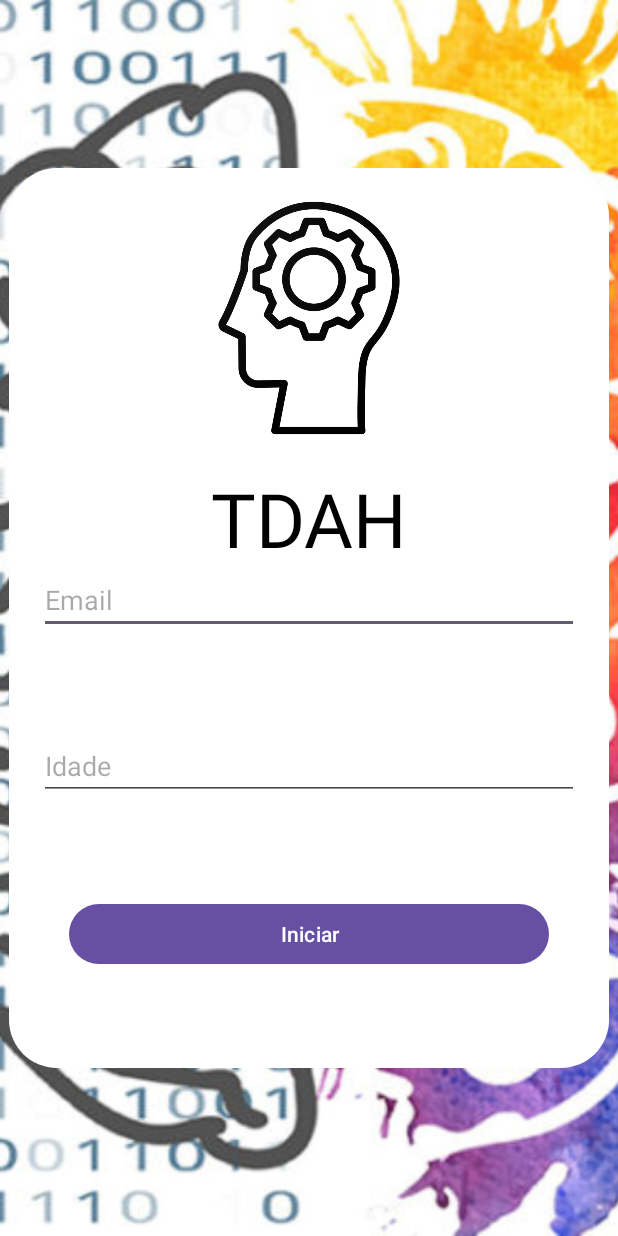
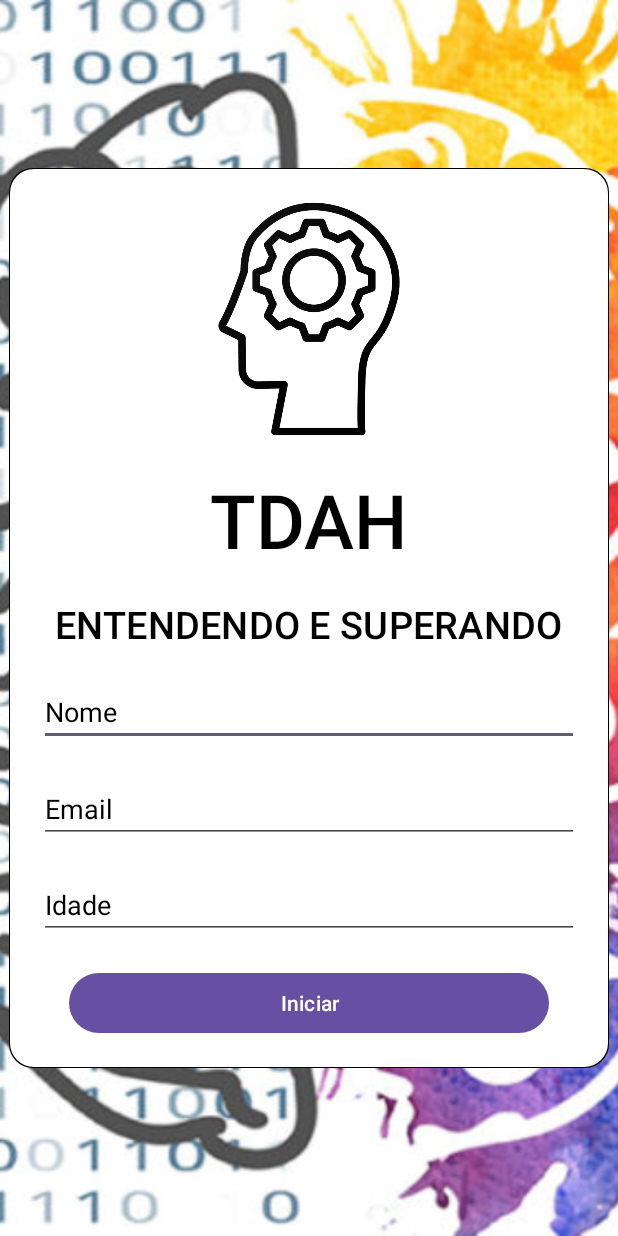
Before and after one commit to WayDougwas/TDAH, an Android app: the screen it shows after launch (MainActivity), on a phone screen of 412 x 824 dp. Run offline under Robolectric (Android 15) with nearby library versions, the phone set to English and light mode, and no system bars.

```diff
--- a/app/src/main/java/com/example/tdah/MainActivity.kt
+++ b/app/src/main/java/com/example/tdah/MainActivity.kt
@@ -1,20 +1,39 @@
 package com.example.tdah
 
+import android.os.Build
 import android.os.Bundle
 import androidx.activity.enableEdgeToEdge
 import androidx.appcompat.app.AppCompatActivity
 import androidx.core.view.ViewCompat
 import androidx.core.view.WindowInsetsCompat
+import android.view.WindowInsetsController;
+import android.view.WindowInsets;
+import androidx.annotation.RequiresApi
+
 
 class MainActivity : AppCompatActivity() {
+    @RequiresApi(Build.VERSION_CODES.R)
     override fun onCreate(savedInstanceState: Bundle?) {
         super.onCreate(savedInstanceState)
         enableEdgeToEdge()
         setContentView(R.layout.activity_main)
+
+        // Configura a visualização para lidar com insets
         ViewCompat.setOnApplyWindowInsetsListener(findViewById(R.id.main)) { v, insets ->
             val systemBars = insets.getInsets(WindowInsetsCompat.Type.systemBars())
             v.setPadding(systemBars.left, systemBars.top, systemBars.right, systemBars.bottom)
             insets
         }
+
+        // Obtém o WindowInsetsController
+        val insetsController = window.insetsController
+
+        if (insetsController != null) {
+            // Oculta as barras de navegação e notificação
+            insetsController.hide(WindowInsets.Type.statusBars() or WindowInsets.Type.navigationBars())
+
+            // Torna a ocultação imersiva
+            insetsController.systemBarsBehavior = WindowInsetsController.BEHAVIOR_SHOW_TRANSIENT_BARS_BY_SWIPE
+        }
     }
 }
--- a/app/src/main/res/drawable/rounded_background.xml
+++ b/app/src/main/res/drawable/rounded_background.xml
@@ -1,5 +1,22 @@
 <?xml version="1.0" encoding="utf-8"?>
-<shape xmlns:android="http://schemas.android.com/apk/res/android">
-    <solid android:color="@color/white" /> <!-- Cor de fundo -->
-    <corners android:radius="32dp" /> <!-- Raio dos cantos arredondados -->
-</shape>
+<layer-list xmlns:android="http://schemas.android.com/apk/res/android">
+    <!-- Sombra -->
+    <item>
+        <shape android:shape="rectangle">
+            <solid android:color="#ff000000" /> <!-- Transparente -->
+            <corners android:radius="16dp" />
+            <padding
+                android:left="1dp"
+                android:top="1dp"
+                android:right="1dp"
+                android:bottom="1dp" />
+        </shape>
+    </item>
+    <!-- Fundo arredondado -->
+    <item>
+        <shape android:shape="rectangle">
+            <solid android:color="@color/white" /> <!-- Cor de fundo -->
+            <corners android:radius="16dp" /> <!-- Raio dos cantos arredondados -->
+        </shape>
+    </item>
+</layer-list>
--- a/app/src/main/res/layout/activity_main.xml
+++ b/app/src/main/res/layout/activity_main.xml
@@ -45,11 +45,39 @@
                 android:layout_width="wrap_content"
                 android:layout_height="wrap_content"
                 android:text="TDAH"
-                android:textColor="@color/black"
+                android:textAppearance="@style/TextAppearance.AppCompat.Title"
+                android:textColor="#000000"
                 android:textSize="50sp"
                 app:layout_constraintEnd_toEndOf="@+id/img_logo"
                 app:layout_constraintStart_toStartOf="@+id/img_logo"
                 app:layout_constraintTop_toBottomOf="@+id/img_logo" />
+
+            <TextView
+                android:id="@+id/txt_sub"
+                android:layout_width="wrap_content"
+                android:layout_height="wrap_content"
+                android:text="ENTENDENDO E SUPERANDO"
+                android:textAppearance="@style/TextAppearance.MaterialComponents.Subtitle2"
+                android:textColor="@color/black"
+                android:textSize="25sp"
+                app:layout_constraintBottom_toTopOf="@+id/in_name"
+                app:layout_constraintEnd_toEndOf="parent"
+                app:layout_constraintHorizontal_bias="0.5"
+                app:layout_constraintStart_toStartOf="parent"
+                app:layout_constraintTop_toBottomOf="@+id/txt_logo" />
+
+            <com.google.android.material.textfield.TextInputEditText
+                android:id="@+id/in_name"
+                android:layout_width="360dp"
+                android:layout_height="wrap_content"
+                android:hint="@string/hint_name"
+                android:inputType="textPersonName"
+                android:textColorHint="@color/black"
+                app:layout_constraintBottom_toTopOf="@+id/in_email"
+                app:layout_constraintEnd_toEndOf="parent"
+                app:layout_constraintHorizontal_bias="0.5"
+                app:layout_constraintStart_toStartOf="parent"
+                app:layout_constraintTop_toBottomOf="@+id/txt_sub" />
 
             <com.google.android.material.textfield.TextInputEditText
                 android:id="@+id/in_email"
@@ -57,10 +85,11 @@
                 android:layout_height="wrap_content"
                 android:hint="@string/hint_email"
                 android:inputType="textEmailAddress"
+                android:textColorHint="@color/black"
                 app:layout_constraintBottom_toTopOf="@+id/in_date"
                 app:layout_constraintEnd_toEndOf="parent"
                 app:layout_constraintStart_toStartOf="parent"
-                app:layout_constraintTop_toBottomOf="@+id/img_logo" />
+                app:layout_constraintTop_toBottomOf="@+id/in_name" />
 
             <com.google.android.material.textfield.TextInputEditText
                 android:id="@+id/in_date"
@@ -68,6 +97,7 @@
                 android:layout_height="wrap_content"
                 android:hint="@string/hint_date"
                 android:inputType="datetime"
+                android:textColorHint="@color/black"
                 app:layout_constraintBottom_toTopOf="@+id/btn_start"
                 app:layout_constraintEnd_toEndOf="parent"
                 app:layout_constraintStart_toStartOf="parent"
--- a/app/src/main/res/values/strings.xml
+++ b/app/src/main/res/values/strings.xml
@@ -5,4 +5,5 @@
     <string name="todo">TODO</string>
     <string name="hint_date">Idade</string>
     <string name="hint_email">Email</string>
+    <string name="hint_name">Nome</string>
 </resources>
--- a/build.gradle.kts
+++ b/build.gradle.kts
@@ -3,4 +3,6 @@ plugins {
     alias(libs.plugins.android.application) apply false
     alias(libs.plugins.jetbrains.kotlin.android) apply false
     id("com.chaquo.python") version "15.0.1" apply false
+    id("com.google.devtools.ksp") version "2.0.20-1.0.24" apply false
+
 }
```
Also changed, not shown: app/build.gradle.kts (+10 -3 lines), gradle/libs.versions.toml (+15 -7 lines).
